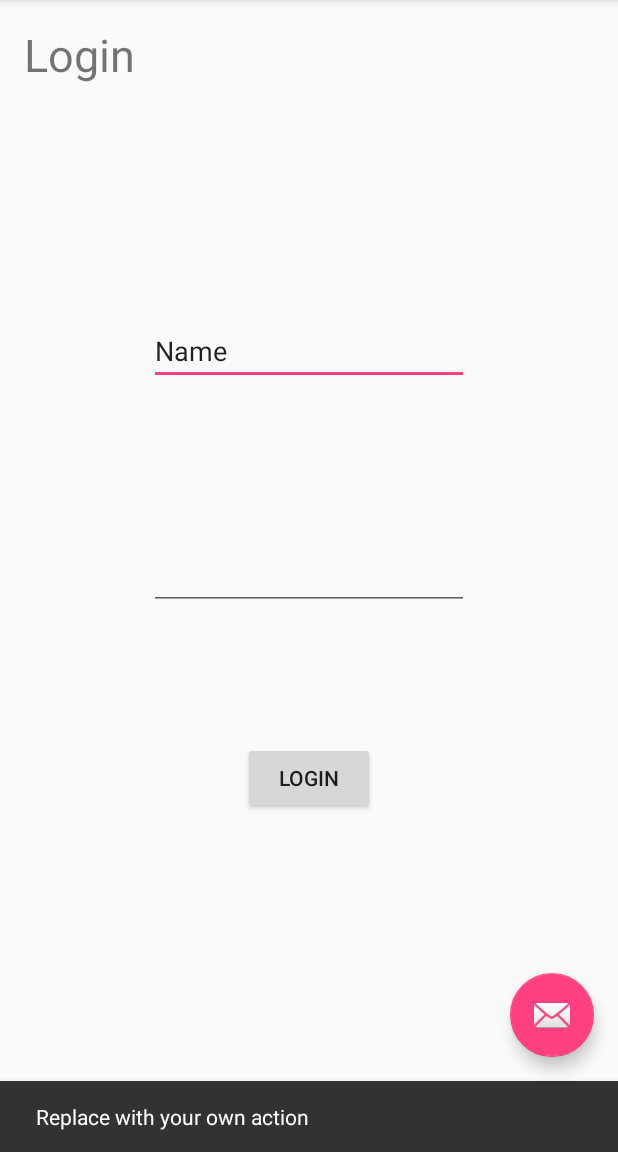
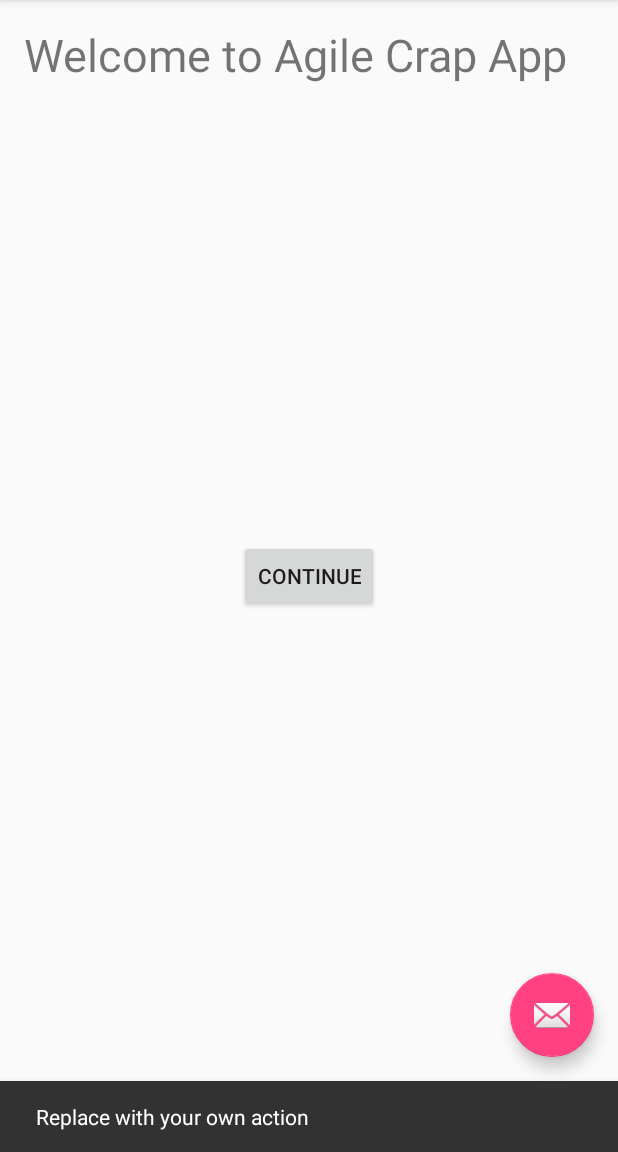
Before and after one commit to Pedram87/EDA397-Group1, an Android app: the MainActivity screen opened directly, with no data from a screen before it, after a tap on an icon or button, on a phone screen of 412 x 824 dp, the part 84-1236 px from its top. Run offline under Robolectric (Android 15) with nearby library versions, the phone set to English and light mode, and no system bars.

Commit message:
removed login comps from MainActivity

```diff
--- a/app/src/main/res/layout/content_main.xml
+++ b/app/src/main/res/layout/content_main.xml
@@ -15,44 +15,19 @@
 <TextView
     android:layout_width="match_parent"
     android:layout_height="match_parent"
-    android:text="@string/login"
+    android:text="@string/welcome_to_app"
     android:textSize="30dp"
     android:id="@+id/textView" />
 
     <Button
 
-        android:text="@string/login"
+        android:text="@string/continue_word"
         android:layout_marginTop="88dp"
         android:id="@+id/button"
         android:layout_width="wrap_content"
         android:layout_height="wrap_content"
         android:onClick="sendMessage"
-        android:layout_below="@+id/editText2"
-        android:layout_centerHorizontal="true" />
-
-    <EditText
-        android:layout_width="wrap_content"
-        android:layout_height="wrap_content"
-        android:inputType="textPersonName"
-        android:text="Name"
-        android:ems="10"
-        android:id="@+id/editText"
-        android:layout_alignTop="@+id/textView"
         android:layout_centerHorizontal="true"
-        android:layout_marginTop="195dp" />
-
-    <EditText
-        android:layout_width="wrap_content"
-        android:layout_height="wrap_content"
-        android:inputType="textPassword"
-        android:ems="10"
-        android:id="@+id/editText2"
-        android:editable="true"
-        android:enabled="true"
-        android:autoText="false"
-        android:password="false"
-        android:layout_centerVertical="true"
-        android:layout_alignLeft="@+id/editText"
-        android:layout_alignStart="@+id/editText" />
+        android:layout_centerVertical="true" />
 
 </RelativeLayout>
--- a/app/src/main/res/values/strings.xml
+++ b/app/src/main/res/values/strings.xml
@@ -1,10 +1,10 @@
 <resources>
     <string name="app_name">EDA-397-Group1</string>
     <string name="action_settings">Settings</string>
-    <string name="Welcome">Welcome!</string>
-    <string name="Continue">Continue</string>
+    <string name="welcome">Welcome</string>
+    <string name="welcome_to_app">Welcome to Agile Crap App</string>
+    <string name="continue_word">Continue</string>
     <string name="title_activity_second">SecondActivity</string>
-    <string name="login">Login</string>
     <string name="title_activity_login">Sign in</string>
 
     <!-- Strings related to login -->
```
Also changed, not shown: 1 other file.
